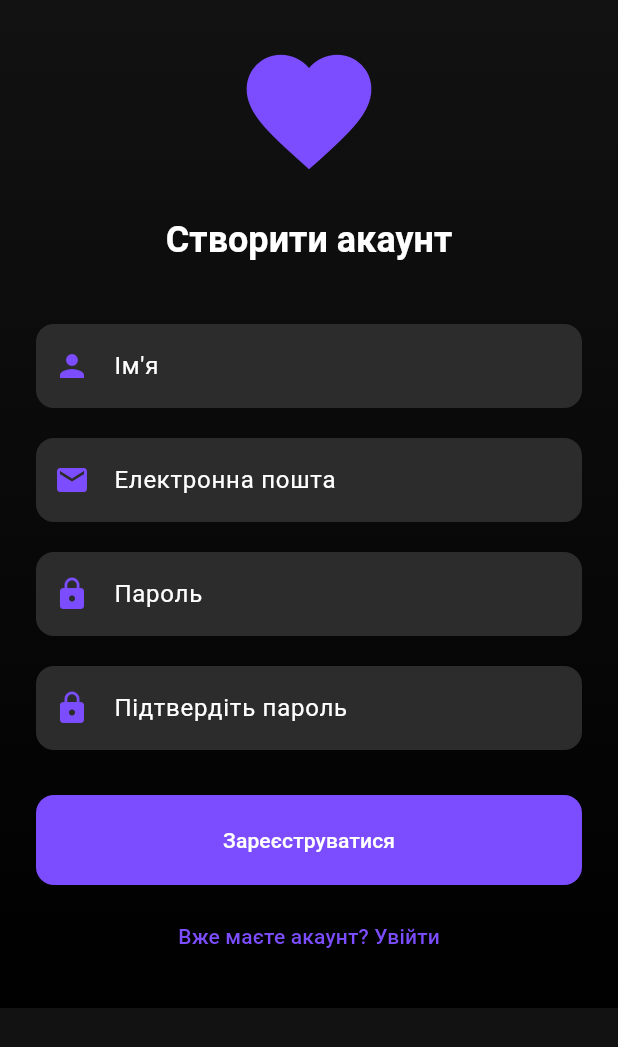
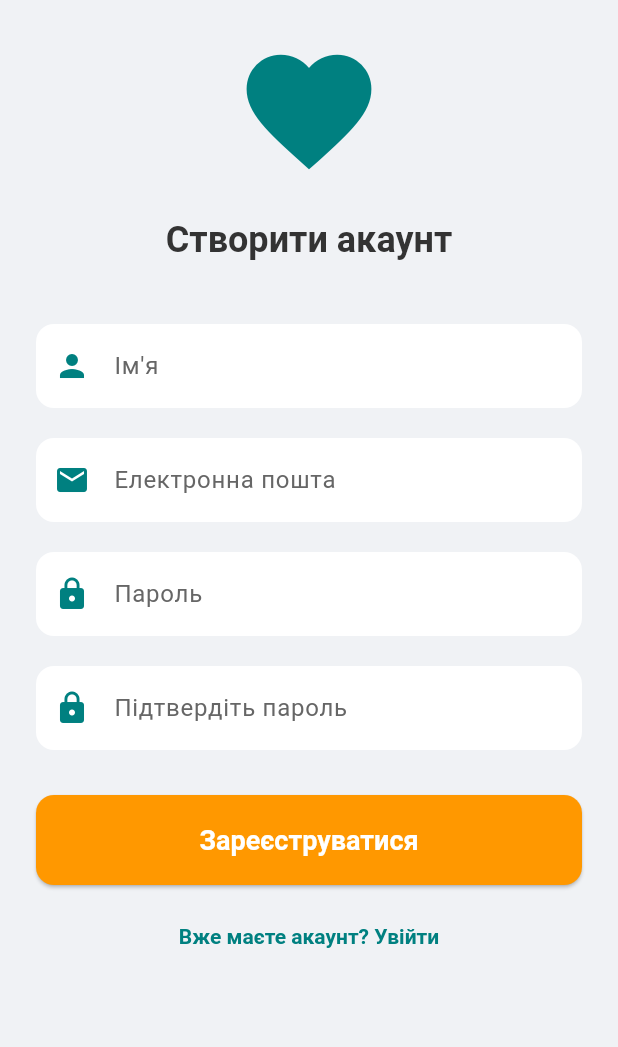
Before and after one commit to kolyasiquez/health_app, a Flutter app: the screen it shows after launch, after a tap on "Зареєструватися", on a phone screen of 412 x 824 dp. Shown: the top 1047 px of the screen. Run offline on Flutter 3.47's test engine with Material 3 defaults, Android fonts, the phone set to English and light mode, and no system bars; our stand-ins replace cloud_firestore, firebase_auth, firebase_core; accounts and stored records are empty; network calls fail.

Commit message:
Changed interface colours

```diff
--- a/lib/main.dart
+++ b/lib/main.dart
@@ -1,3 +1,5 @@
+// lib/main.dart (ВИДАЛЕНО cardTheme)
+
 import 'package:firebase_core/firebase_core.dart';
 import 'package:flutter/material.dart';
 import 'screens/auth/login_screen.dart';
@@ -7,9 +9,12 @@ import 'screens/patient/health_profile_screen.dart';
 import 'screens/appointment/appointment_list_screen.dart';
 import 'screens/ai_assistant/ai_assistant_screen.dart';
 import 'screens/auth/registration_screen.dart';
+// import 'firebase_options.dart';
 
 Future<void> main() async {
   WidgetsFlutterBinding.ensureInitialized();
+  // ОНОВІТЬ: Вставте ваш код ініціалізації Firebase, наприклад:
+  // await Firebase.initializeApp(options: DefaultFirebaseOptions.currentPlatform);
   await Firebase.initializeApp();
 
   runApp(const HealthApp());
@@ -18,49 +23,101 @@ Future<void> main() async {
 class HealthApp extends StatelessWidget {
   const HealthApp({super.key});
 
+  // 🚀 КОЛІРНІ КОНСТАНТИ
+  static const Color primaryTeal = Color(0xFF008080); // Основний: Темно-бірюзовий
+  static const Color accentOrange = Color(0xFFFF9800); // Акцент: Яскраво-помаранчевий
+  static const Color lightBackground = Color(0xFFF0F2F5); // Світлий фон (майже білий)
+  static const Color darkText = Color(0xFF333333); // Темний текст
+  static const Color greyText = Color(0xFF666666); // Сірий текст
+
   @override
   Widget build(BuildContext context) {
     return MaterialApp(
       title: 'Health App',
+      debugShowCheckedModeBanner: false,
       theme: ThemeData(
-        brightness: Brightness.dark,
-        primaryColor: Colors.deepPurpleAccent,
-        scaffoldBackgroundColor: const Color(0xFF121212),
-        cardColor: const Color(0xFF1E1E1E),
-        hintColor: Colors.grey,
+        // 🚀 ГОЛОВНА КОЛІРНА СХЕМА
+        brightness: Brightness.light,
+        primaryColor: primaryTeal,
+        colorScheme: const ColorScheme.light(
+          primary: primaryTeal,
+          secondary: accentOrange,
+          background: lightBackground,
+          surface: Colors.white,
+          onPrimary: Colors.white,
+          onSecondary: Colors.white,
+          onBackground: darkText,
+          onSurface: darkText,
+        ),
+        scaffoldBackgroundColor: lightBackground,
+        cardColor: Colors.white,
+        hintColor: const Color(0xFF999999),
+
+        // 🚀 APP BAR
         appBarTheme: const AppBarTheme(
-          backgroundColor: Colors.transparent,
+          backgroundColor: primaryTeal,
+          foregroundColor: Colors.white,
           elevation: 0,
           centerTitle: true,
+          iconTheme: IconThemeData(color: Colors.white),
         ),
+
+        // 🚀 ТЕКСТ
         textTheme: const TextTheme(
-          headlineSmall: TextStyle(color: Colors.white, fontWeight: FontWeight.bold),
-          bodyLarge: TextStyle(color: Colors.white70),
-          bodyMedium: TextStyle(color: Colors.white54),
+          headlineSmall: TextStyle(color: darkText, fontWeight: FontWeight.bold),
+          titleMedium: TextStyle(color: darkText, fontWeight: FontWeight.w600),
+          bodyLarge: TextStyle(color: darkText),
+          bodyMedium: TextStyle(color: greyText),
+          bodySmall: TextStyle(color: Color(0xFF999999)),
         ),
+
+        // 🚀 КНОПКИ
         elevatedButtonTheme: ElevatedButtonThemeData(
           style: ElevatedButton.styleFrom(
-            backgroundColor: Colors.deepPurpleAccent,
+            backgroundColor: accentOrange,
             foregroundColor: Colors.white,
             shape: RoundedRectangleBorder(borderRadius: BorderRadius.circular(12)),
             padding: const EdgeInsets.symmetric(horizontal: 24, vertical: 16),
+            textStyle: const TextStyle(fontSize: 18, fontWeight: FontWeight.bold),
+            minimumSize: const Size.fromHeight(60), // Для кнопок на весь екран
           ),
         ),
+        textButtonTheme: TextButtonThemeData(
+          style: TextButton.styleFrom(
+            foregroundColor: primaryTeal,
+            textStyle: const TextStyle(fontWeight: FontWeight.w600),
+          ),
+        ),
+
+        // 🚀 ПОЛЯ ВВЕДЕННЯ
         inputDecorationTheme: InputDecorationTheme(
           filled: true,
-          fillColor: const Color(0xFF2C2C2C),
-          border: OutlineInputBorder(
-            borderRadius: BorderRadius.circular(12),
+          fillColor: Colors.white,
+          border: const OutlineInputBorder(
+            borderRadius: BorderRadius.all(Radius.circular(12.0)),
             borderSide: BorderSide.none,
           ),
-          labelStyle: const TextStyle(color: Colors.white),
-          hintStyle: const TextStyle(color: Colors.white38),
+          enabledBorder: const OutlineInputBorder(
+            borderRadius: BorderRadius.all(Radius.circular(12.0)),
+            borderSide: BorderSide.none,
+          ),
+          focusedBorder: const OutlineInputBorder(
+            borderRadius: BorderRadius.all(Radius.circular(12.0)),
+            borderSide: BorderSide(color: primaryTeal, width: 2.0),
+          ),
+          labelStyle: const TextStyle(color: greyText),
+          hintStyle: const TextStyle(color: Color(0xFF999999)),
+          prefixIconColor: primaryTeal,
         ),
+
+        // 🗑️ КАРТКИ (СЕКЦІЯ ВИДАЛЕНА, ЩОБ УНИКНУТИ ПОМИЛКИ СУМІСНОСТІ ТИПІВ)
+        // cardTheme: const CardTheme(...) // ВИДАЛЕНО
+
       ),
       initialRoute: '/',
       routes: {
         '/': (context) => const LoginScreen(),
-        '/registration': (context) => const RegistrationScreen(), // <--- Add this new route
+        '/registration': (context) => const RegistrationScreen(),
         '/patient_dashboard': (context) => const PatientDashboardScreen(),
         '/doctor_dashboard': (context) => const DoctorDashboardScreen(),
         '/health_profile': (context) => const HealthProfileScreen(),
--- a/lib/screens/auth/login_screen.dart
+++ b/lib/screens/auth/login_screen.dart
@@ -1,5 +1,6 @@
+// lib/screens/auth/login_screen.dart
+
 import 'dart:developer';
-
 import 'package:flutter/material.dart';
 import 'package:health_app/screens/auth/auth_service.dart';
 
@@ -25,34 +26,32 @@ class _LoginScreenState extends State<LoginScreen> {
 
   @override
   Widget build(BuildContext context) {
+    final theme = Theme.of(context);
+    final primaryTeal = theme.colorScheme.primary;
+
     return Scaffold(
-      body: Container(
-        decoration: const BoxDecoration(
-          gradient: LinearGradient(
-            colors: [Color(0xFF121212), Colors.black],
-            begin: Alignment.topCenter,
-            end: Alignment.bottomCenter,
-          ),
-        ),
-        child: SingleChildScrollView(
+      // 🚀 Використовуємо світлий фон Scaffold з теми
+      body: SingleChildScrollView(
         child: Padding(
           padding: const EdgeInsets.all(24.0),
           child: Column(
             mainAxisAlignment: MainAxisAlignment.center,
             children: [
-                const Icon(Icons.favorite, size: 100, color: Colors.deepPurpleAccent),
+              // 🚀 Іконка тепер бірюзова
+              Icon(Icons.favorite, size: 100, color: primaryTeal),
               const SizedBox(height: 20),
               Text(
                 'Мобільний медичний помічник',
-                  style: Theme.of(context).textTheme.headlineSmall,
+                style: theme.textTheme.headlineSmall,
                 textAlign: TextAlign.center,
               ),
               const SizedBox(height: 40),
+              // 🚀 Поля введення використовують нову InputDecorationTheme
               TextField(
                 controller: _emailController,
                 decoration: const InputDecoration(
                   labelText: 'Електронна пошта',
-                    prefixIcon: Icon(Icons.email, color: Colors.deepPurpleAccent),
+                  prefixIcon: Icon(Icons.email),
                 ),
               ),
               const SizedBox(height: 20),
@@ -60,30 +59,27 @@ class _LoginScreenState extends State<LoginScreen> {
                 controller: _passwordController,
                 obscureText: true,
                 decoration: const InputDecoration(
-                    labelText: 'Password',
-                    prefixIcon: Icon(Icons.lock, color: Colors.deepPurpleAccent),
+                  labelText: 'Пароль',
+                  prefixIcon: Icon(Icons.lock),
                 ),
               ),
               const SizedBox(height: 30),
+              // 🚀 Кнопка використовує ElevatedButtonTheme (помаранчевий)
               ElevatedButton(
-                  onPressed: _login, // Викликаємо метод _login()
-                  style: ElevatedButton.styleFrom(
-                    minimumSize: const Size.fromHeight(60),
-                  ),
+                onPressed: _login,
                 child: const Text('Увійти'),
               ),
               const SizedBox(height: 10),
+              // 🚀 TextButton використовує TextButtonTheme (бірюзовий)
               TextButton(
                 onPressed: () {
                   Navigator.pushNamed(context, '/registration');
                 },
-                  child: Text(
+                child: const Text(
                   'Зареєструватися',
-                    style: TextStyle(color: Colors.deepPurpleAccent.shade200),
                 ),
               ),
             ],
-            ),
           ),
         ),
       ),
@@ -95,17 +91,16 @@ class _LoginScreenState extends State<LoginScreen> {
         _emailController.text, _passwordController.text);
     if (user != null) {
       log("User logged in successfully");
-      // Перенаправляємо користувача тільки після успішного входу
       if (mounted) {
         Navigator.pushReplacementNamed(context, '/patient_dashboard');
       }
     } else {
-      // Обробка помилки входу
       log("Login failed");
-      // Ви можете тут показати SnackBar з повідомленням про помилку
+      if (mounted) {
         ScaffoldMessenger.of(context).showSnackBar(
           const SnackBar(content: Text('Помилка входу. Перевірте пошту та пароль.')),
         );
       }
     }
   }
+}
--- a/lib/screens/auth/registration_screen.dart
+++ b/lib/screens/auth/registration_screen.dart
@@ -1,7 +1,6 @@
-// lib/screens/auth/registration_screen.dart (Оновлений код)
+// lib/screens/auth/registration_screen.dart
 
 import 'dart:developer';
-
 import 'package:flutter/material.dart';
 import 'package:health_app/screens/auth/auth_service.dart';
 
@@ -31,35 +30,32 @@ class _RegistrationScreenState extends State<RegistrationScreen> {
 
   @override
   Widget build(BuildContext context) {
-    // ... (UI залишається без змін)
+    final theme = Theme.of(context);
+    final primaryTeal = theme.colorScheme.primary;
+
     return Scaffold(
-      body: Container(
-        decoration: const BoxDecoration(
-          gradient: LinearGradient(
-            colors: [Color(0xFF121212), Colors.black],
-            begin: Alignment.topCenter,
-            end: Alignment.bottomCenter,
-          ),
-        ),
-        child: SingleChildScrollView(
+      // 🚀 Використовуємо світлий фон Scaffold з теми
+      body: SingleChildScrollView(
         child: Padding(
           padding: const EdgeInsets.all(24.0),
           child: Column(
             mainAxisAlignment: MainAxisAlignment.center,
             children: [
-                const Icon(Icons.favorite, size: 100, color: Colors.deepPurpleAccent),
+              // 🚀 Іконка тепер бірюзова
+              Icon(Icons.favorite, size: 100, color: primaryTeal),
               const SizedBox(height: 20),
               Text(
                 'Створити акаунт',
-                  style: Theme.of(context).textTheme.headlineSmall,
+                style: theme.textTheme.headlineSmall,
                 textAlign: TextAlign.center,
               ),
               const SizedBox(height: 40),
+              // 🚀 Поля введення використовують нову InputDecorationTheme
               TextField(
                 controller: _nameController,
                 decoration: const InputDecoration(
                   labelText: 'Ім\'я',
-                    prefixIcon: Icon(Icons.person, color: Colors.deepPurpleAccent),
+                  prefixIcon: Icon(Icons.person),
                 ),
               ),
               const SizedBox(height: 20),
@@ -67,7 +63,7 @@ class _RegistrationScreenState extends State<RegistrationScreen> {
                 controller: _emailController,
                 decoration: const InputDecoration(
                   labelText: 'Електронна пошта',
-                    prefixIcon: Icon(Icons.email, color: Colors.deepPurpleAccent),
+                  prefixIcon: Icon(Icons.email),
                 ),
               ),
               const SizedBox(height: 20),
@@ -76,7 +72,7 @@ class _RegistrationScreenState extends State<RegistrationScreen> {
                 obscureText: true,
                 decoration: const InputDecoration(
                   labelText: 'Пароль',
-                    prefixIcon: Icon(Icons.lock, color: Colors.deepPurpleAccent),
+                  prefixIcon: Icon(Icons.lock),
                 ),
               ),
               const SizedBox(height: 20),
@@ -85,29 +81,26 @@ class _RegistrationScreenState extends State<RegistrationScreen> {
                 obscureText: true,
                 decoration: const InputDecoration(
                   labelText: 'Підтвердіть пароль',
-                    prefixIcon: Icon(Icons.lock, color: Colors.deepPurpleAccent),
+                  prefixIcon: Icon(Icons.lock),
                 ),
               ),
               const SizedBox(height: 30),
+              // 🚀 Кнопка використовує ElevatedButtonTheme (помаранчевий)
               ElevatedButton(
                 onPressed: _signup,
-                  style: ElevatedButton.styleFrom(
-                    minimumSize: const Size.fromHeight(60),
-                  ),
                 child: const Text('Зареєструватися'),
               ),
               const SizedBox(height: 10),
+              // 🚀 TextButton використовує TextButtonTheme (бірюзовий)
               TextButton(
                 onPressed: () {
                   Navigator.pop(context);
                 },
-                  child: Text(
+                child: const Text(
                   'Вже маєте акаунт? Увійти',
-                    style: TextStyle(color: Colors.deepPurpleAccent.shade200),
                 ),
               ),
             ],
-            ),
           ),
         ),
       ),
@@ -130,7 +123,7 @@ class _RegistrationScreenState extends State<RegistrationScreen> {
     final user = await _auth.createUserWithEmailAndPassword(
         _emailController.text,
         _passwordController.text,
-        _nameController.text // 🚀 Передаємо ім'я
+        _nameController.text
     );
 
     if (user != null) {
@@ -143,7 +136,6 @@ class _RegistrationScreenState extends State<RegistrationScreen> {
       // 3. ОБРОБКА ПОМИЛОК
       log("Registration failed, user object is null.");
       if (mounted) {
-        // Показуємо загальну помилку, деталі обробляються в AuthService
         ScaffoldMessenger.of(context).showSnackBar(
           const SnackBar(content: Text('Помилка реєстрації. Перевірте email або пароль (мінімум 6 символів).')),
         );
```
Also changed, not shown: lib/screens/patient/health_profile_screen.dart (+30 -28 lines), lib/screens/patient/patient_dashboard_screen.dart (+68 -40 lines). Lines whose indentation alone changed are shown as unchanged.
